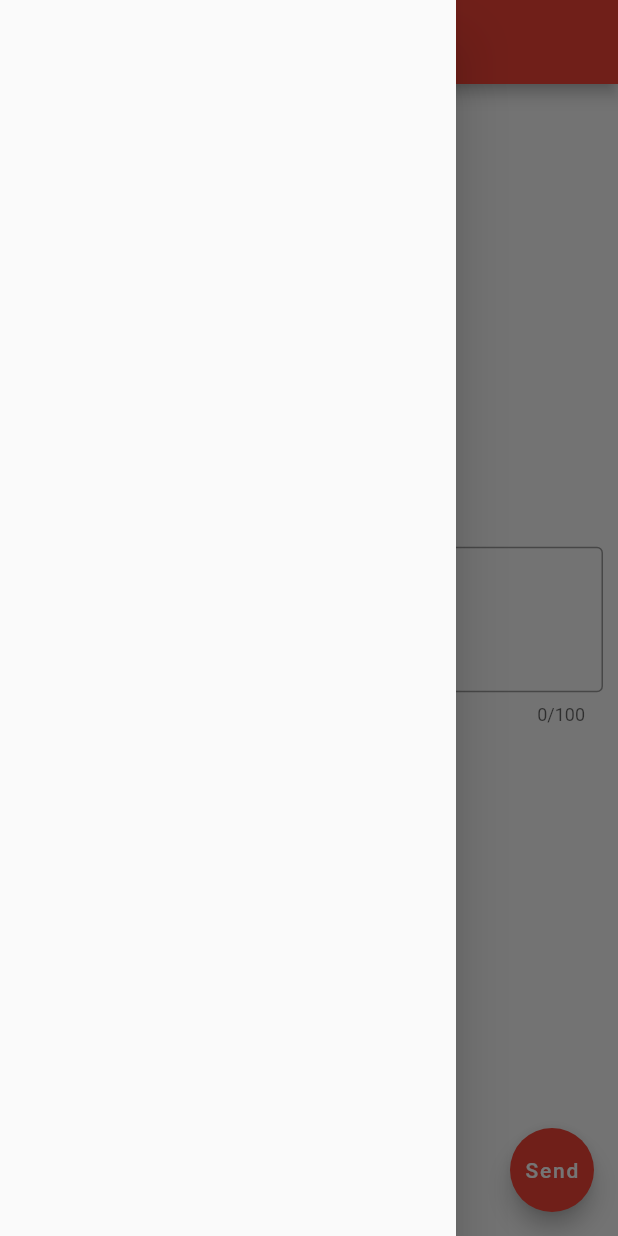
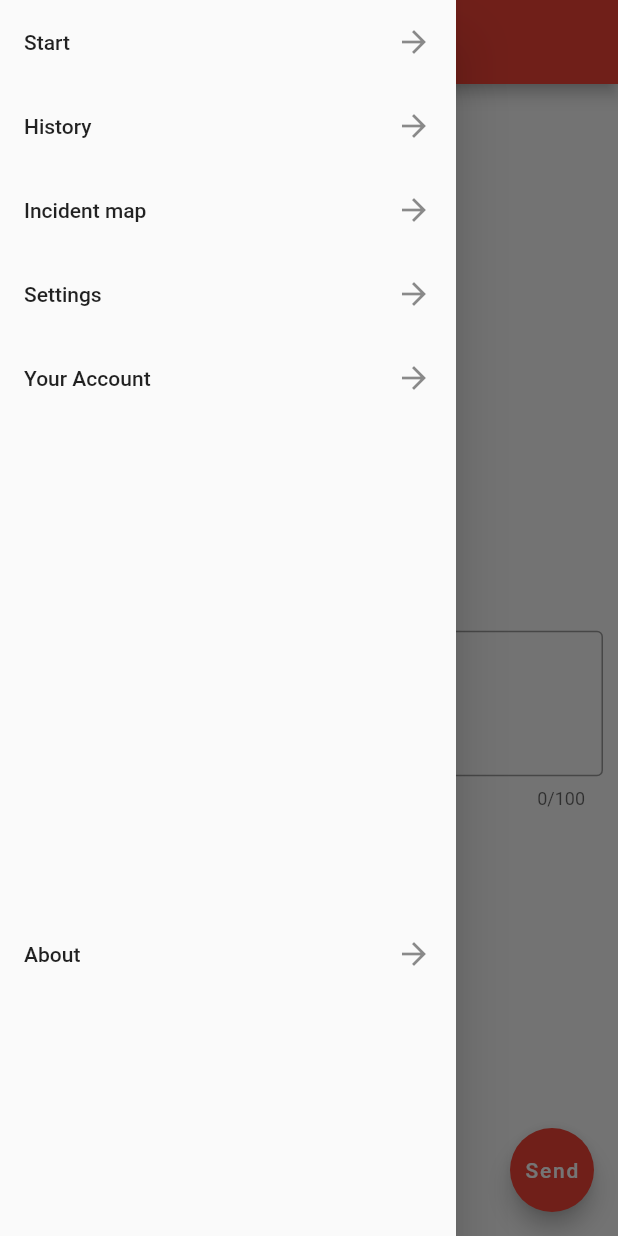
Before and after one commit to szymani/Lugar.Mobile, a Flutter app: the screen it shows after launch, with the side drawer open, on a phone screen of 412 x 824 dp. Run offline on Flutter 3.47's test engine with Material 2 defaults, Android fonts, the phone set to English and light mode, and no system bars; our stand-ins replace camera, location.

Commit message:
Manu mockup

```diff
--- a/lib/main.dart
+++ b/lib/main.dart
@@ -127,7 +127,7 @@ void _showDialog()
    builder: (BuildContext context) {
         // return object of type Dialog
         return AlertDialog(
-          title: new Text(""),
+          title: new Text("Sending complete"),
           content: new Text("Thank you for your cooperation"),
           actions: <Widget>[
             // usually buttons at the bottom of the dialog
@@ -162,7 +162,42 @@ void _showDialog()
     // than having to individually change instances of widgets.
     return Scaffold(
       drawer: Drawer(
-
+        child: ListView(
+          children: <Widget>[
+            ListTile(
+              title: Text("Start"),
+              trailing: Icon(Icons.arrow_forward),
+              // onTap: ()
+              // {
+              //   Navigator.of(context).pop();
+              // }
+            ),
+            ListTile(
+              title: Text("History"),
+              trailing: Icon(Icons.arrow_forward),
+            ),
+            ListTile(
+              title: Text("Incident map"),
+              trailing: Icon(Icons.arrow_forward),
+            ),
+            ListTile(
+              title: Text("Settings"),
+              trailing: Icon(Icons.arrow_forward),
+            ),
+            ListTile(
+              title: Text("Your Account"),
+              trailing: Icon(Icons.arrow_forward),
+            ),
+            ListTile(
+              title: Text("\n\n\n\n\n\n\n\n\n\n\n\n\n\n\n\n\n\n\n"),
+              //trailing: Icon(Icons.arrow_forward),
+            ),
+            ListTile(
+              title: Text("About"),
+              trailing: Icon(Icons.arrow_forward),
+            ),
+          ],
+        ),
       ),
       appBar: AppBar(
         // Here we take the value from the MyHomePage object that was created by
@@ -197,7 +232,7 @@ void _showDialog()
               child:
                 globalpath==""
                 ? Text(
-                  'Provide photo (Optional)',
+                  'Provide photo (Optional)\n\n\n\n\n\n\n',
                 )
                 : Image.file(
 
@@ -206,8 +241,6 @@ void _showDialog()
                   width: 150,
                   fit:BoxFit.fill
                 ),
-
-
             ),
 
             Padding(
```
